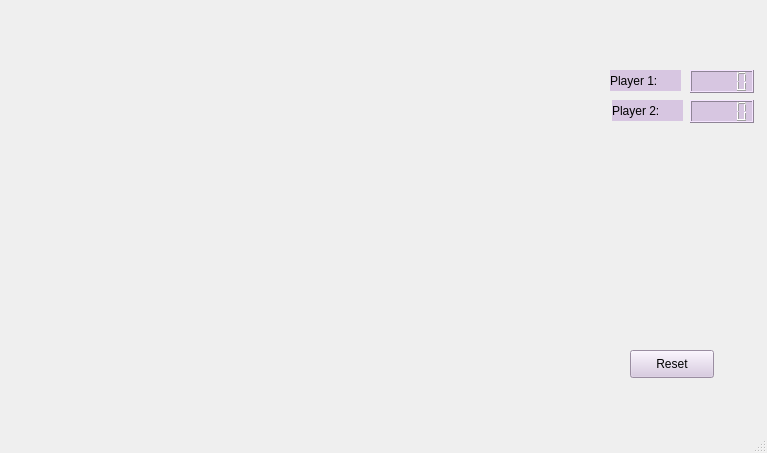
Old version of the form student/13/pairs_gui/mainwindow.ui in the repository sophietotterstrom/Prog2_PairsGUI_Project_CPlusPlus.
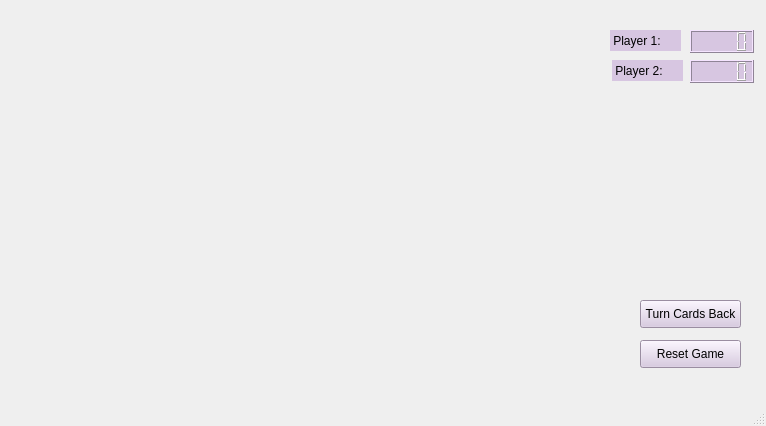
New version of the form.

Commit message: Game is working almost fully. Still need to implement a method to reset the game. Also a message box / label to indicate who won and with how many points

The edit to the form file:
```diff
--- a/student/13/pairs_gui/mainwindow.ui
+++ b/student/13/pairs_gui/mainwindow.ui
@@ -6,8 +6,8 @@
    <rect>
     <x>0</x>
     <y>0</y>
-    <width>767</width>
-    <height>453</height>
+    <width>766</width>
+    <height>426</height>
    </rect>
   </property>
   <property name="windowTitle">
@@ -17,9 +17,9 @@
    <widget class="QWidget" name="gridLayoutWidget">
     <property name="geometry">
      <rect>
-      <x>30</x>
-      <y>30</y>
-      <width>551</width>
+      <x>20</x>
+      <y>20</y>
+      <width>581</width>
       <height>381</height>
      </rect>
     </property>
@@ -28,9 +28,9 @@
    <widget class="QPushButton" name="resetButton">
     <property name="geometry">
      <rect>
-      <x>630</x>
-      <y>350</y>
-      <width>84</width>
+      <x>640</x>
+      <y>340</y>
+      <width>101</width>
       <height>28</height>
      </rect>
     </property>
@@ -39,14 +39,14 @@
 font: 16pt &quot;Clean&quot;;</string>
     </property>
     <property name="text">
-     <string>Reset</string>
+     <string>Reset Game</string>
     </property>
    </widget>
    <widget class="QLabel" name="player1Label">
     <property name="geometry">
      <rect>
       <x>610</x>
-      <y>70</y>
+      <y>30</y>
       <width>71</width>
       <height>21</height>
      </rect>
@@ -56,14 +56,14 @@
 font: 16pt &quot;Clean&quot;;</string>
     </property>
     <property name="text">
-     <string>Player 1:</string>
+     <string> Player 1:</string>
     </property>
    </widget>
    <widget class="QLabel" name="player2Label">
     <property name="geometry">
      <rect>
       <x>612</x>
-      <y>100</y>
+      <y>60</y>
       <width>71</width>
       <height>21</height>
      </rect>
@@ -73,14 +73,14 @@
 font: 16pt &quot;Clean&quot;;</string>
     </property>
     <property name="text">
-     <string>Player 2:</string>
+     <string> Player 2:</string>
     </property>
    </widget>
    <widget class="QLCDNumber" name="player2ScoreLCDNum">
     <property name="geometry">
      <rect>
       <x>690</x>
-      <y>100</y>
+      <y>60</y>
       <width>64</width>
       <height>23</height>
      </rect>
@@ -93,7 +93,7 @@
     <property name="geometry">
      <rect>
       <x>690</x>
-      <y>70</y>
+      <y>30</y>
       <width>64</width>
       <height>23</height>
      </rect>
@@ -102,6 +102,23 @@
      <string notr="true">background-color: rgb(215, 198, 225);</string>
     </property>
    </widget>
+   <widget class="QPushButton" name="cardsbackButton">
+    <property name="geometry">
+     <rect>
+      <x>640</x>
+      <y>300</y>
+      <width>101</width>
+      <height>28</height>
+     </rect>
+    </property>
+    <property name="styleSheet">
+     <string notr="true">background-color: rgb(215, 198, 225);
+font: 16pt &quot;Clean&quot;;</string>
+    </property>
+    <property name="text">
+     <string>Turn Cards Back</string>
+    </property>
+   </widget>
   </widget>
   <widget class="QStatusBar" name="statusbar"/>
  </widget>
```
The commit also changes 9 other files.
